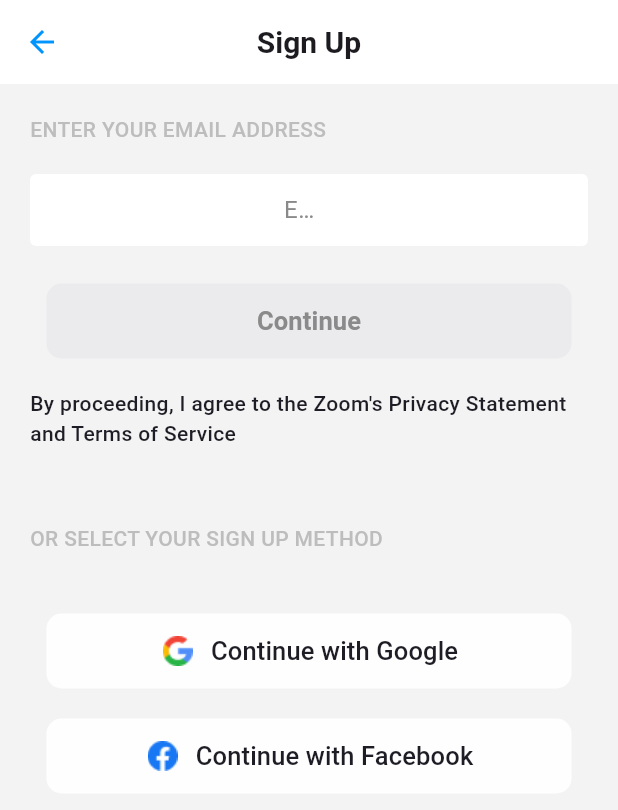
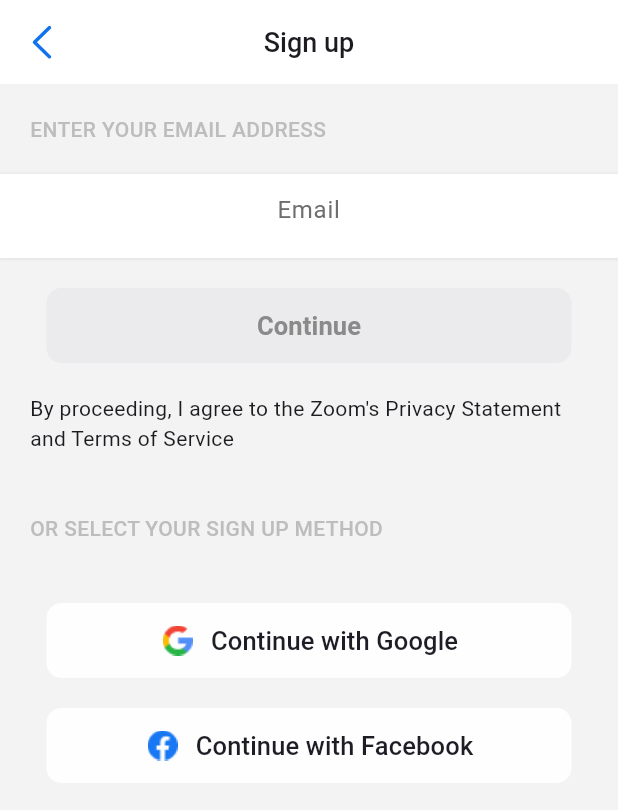
Before and after one commit to czarbasanal/zoom_clone_app, a Flutter app: the screen it shows after launch, after a tap on "Continue", on a phone screen of 412 x 824 dp. Shown: the top 810 px of the screen. Run offline on Flutter 3.47's test engine with Material 3 defaults, Android fonts, the phone set to English and light mode, and no system bars; our stand-ins replace firebase_auth, firebase_core, riverpod; accounts and stored records are empty; network calls fail.

Commit message:
modified sign up UI

```diff
--- /dev/null
+++ b/lib/auth_service.dart
@@ -0,0 +1,74 @@
+import 'package:firebase_auth/firebase_auth.dart';
+
+class AuthService {
+  final FirebaseAuth _firebaseAuth = FirebaseAuth.instance;
+
+  // Function to handle user registration with Email and Password
+  Future<UserCredential?> signUpWithEmailPassword(
+      String email, String password) async {
+    try {
+      final UserCredential userCredential =
+          await _firebaseAuth.createUserWithEmailAndPassword(
+        email: email,
+        password: password,
+      );
+      return userCredential;
+    } on FirebaseAuthException catch (e) {
+      if (e.code == 'weak-password') {
+        print('The password is too weak.');
+      } else if (e.code == 'email-already-in-use') {
+        print('An account already exists for that email.');
+      }
+      return null;
+    } catch (e) {
+      // Handle other errors
+      print(e);
+      return null;
+    }
+  }
+
+  // Function to handle user sign-in with Email and Password
+  Future<UserCredential?> signInWithEmailPassword(
+      String email, String password) async {
+    try {
+      final UserCredential userCredential =
+          await _firebaseAuth.signInWithEmailAndPassword(
+        email: email,
+        password: password,
+      );
+      return userCredential;
+    } on FirebaseAuthException catch (e) {
+      // Handle Firebase authentication errors here
+      if (e.code == 'user-not-found') {
+        print('No user found for that email.');
+      } else if (e.code == 'wrong-password') {
+        print('Wrong password provided for that user.');
+      }
+      return null;
+    } catch (e) {
+      // Handle other errors
+      print(e);
+      return null;
+    }
+  }
+
+  // Function to handle user sign-out
+  Future<void> signOut() async {
+    await _firebaseAuth.signOut();
+  }
+
+  // Function to get the current user
+  User? getCurrentUser() {
+    return _firebaseAuth.currentUser;
+  }
+
+  // Function to check if user is signed in
+  bool isSignedIn() {
+    final currentUser = _firebaseAuth.currentUser;
+    return currentUser != null;
+  }
+
+  // - Password reset
+  // - Email verification
+  // - OAuth with Google, Facebook, etc.
+}
--- /dev/null
+++ b/lib/auth_service_provider.dart
@@ -0,0 +1,6 @@
+import 'package:riverpod/riverpod.dart';
+import 'package:zoom/auth_service.dart';
+
+final authServiceProvider = Provider<AuthService>((ref) {
+  return AuthService();
+});
--- a/lib/main.dart
+++ b/lib/main.dart
@@ -8,6 +8,7 @@
 import 'firebase_options.dart';
 
 Future<void> main() async {
+  WidgetsFlutterBinding.ensureInitialized();
   await Firebase.initializeApp(
     options: DefaultFirebaseOptions.currentPlatform,
   );
--- a/lib/screens/sign_up_screen.dart
+++ b/lib/screens/sign_up_screen.dart
@@ -1,12 +1,43 @@
+import 'package:flutter/cupertino.dart';
 import 'package:flutter/material.dart';
 import 'package:zoom/utils/colors.dart';
 import 'package:zoom/widgets/apple_button.dart';
 import 'package:zoom/widgets/facebook_button.dart';
 import 'package:zoom/widgets/final_sign_up.dart';
 import 'package:zoom/widgets/google_button.dart';
+import 'package:zoom/auth_service.dart';
 
-class SignUpScreen extends StatelessWidget {
+class SignUpScreen extends StatefulWidget {
   const SignUpScreen({Key? key}) : super(key: key);
+
+  @override
+  _SignUpScreenState createState() => _SignUpScreenState();
+}
+
+class _SignUpScreenState extends State<SignUpScreen> {
+  final TextEditingController emailController = TextEditingController();
+  final TextEditingController passwordController = TextEditingController();
+
+  @override
+  void dispose() {
+    emailController.dispose();
+    passwordController.dispose();
+    super.dispose();
+  }
+
+  Future<void> _signUpWithEmailAndPassword() async {
+    final authService = AuthService();
+    final userCredential = await authService.signUpWithEmailPassword(
+      emailController.text,
+      passwordController.text,
+    );
+
+    if (userCredential != null) {
+      Navigator.of(context).pushReplacementNamed('/');
+    } else {
+      // TODO: Handle errors (ideally, in a user-friendly way such as showing an alert dialog)
+    }
+  }
 
   @override
   Widget build(BuildContext context) {
@@ -19,30 +50,29 @@
       ),
       child: Scaffold(
         appBar: AppBar(
-          automaticallyImplyLeading: false,
-          title: const Text('Sign Up',
-              style: TextStyle(fontSize: 20, fontWeight: FontWeight.bold)),
+          title: const Text('Sign up',
+              style: TextStyle(fontSize: 18, fontWeight: FontWeight.w500)),
           centerTitle: true,
           leading: IconButton(
               icon: const Icon(
-              Icons.arrow_back,
-              color: Color(0xFF0094FF),
+                CupertinoIcons.chevron_left,
+                size: 30,
               ),
+              color: const Color(0xFF1072ED),
               onPressed: () {
                 Navigator.of(context).pop();
-            },
-          ),
+              }),
         ),
         body: SingleChildScrollView(
           child: Center(
-            child: Padding(
-              padding: const EdgeInsets.symmetric(horizontal: 20.0),
             child: Column(
               mainAxisAlignment: MainAxisAlignment.start,
               crossAxisAlignment: CrossAxisAlignment.start,
               children: [
-                  SizedBox(height: 20),
-                  const Text(
+                const SizedBox(height: 20),
+                const Padding(
+                  padding: EdgeInsets.symmetric(horizontal: 20.0),
+                  child: Text(
                     'ENTER YOUR EMAIL ADDRESS',
                     style: TextStyle(
                       fontSize: 14,
@@ -50,48 +80,55 @@
                       color: Color(0xFFBDBDBD),
                     ),
                   ),
-                  SizedBox(height: 20),
-                  const TextField(
+                ),
+                const SizedBox(height: 20),
+                Container(
+                  height: 56,
+                  decoration: BoxDecoration(
+                    color: Colors.white,
+                    boxShadow: [
+                      BoxShadow(
+                        color: Colors.grey.withOpacity(0.15),
+                        spreadRadius: 0.75,
+                        blurRadius: 0.5,
+                        offset: const Offset(1, 0.25),
+                      ),
+                    ],
+                  ),
+                  child: const TextField(
+                      textAlign: TextAlign.center,
                       decoration: InputDecoration(
                           hintText: 'Email',
-                      filled: true,
-                      fillColor: Colors.white,
-                      isCollapsed: true,
-                      isDense: true,
-                      enabledBorder: OutlineInputBorder(
-                        borderSide: BorderSide.none,
+                          hintStyle: TextStyle(
+                            fontSize: 16,
+                            fontWeight: FontWeight.normal,
+                            color: Color(0xFF6E6E6E),
                           ),
-                      border: UnderlineInputBorder(borderSide: BorderSide.none),
-                      hintStyle: TextStyle(
-                        color: Color(0xFF8A8A8A),
+                          border: UnderlineInputBorder(
+                              borderSide: BorderSide.none))),
                 ),
-                      contentPadding: EdgeInsets.symmetric(
-                        vertical: 12.0,
-                        horizontal: 165.0,
-                      ),
-                    ),
-                    style: TextStyle(
-                      color: Colors.black,
-                    ),
-                  ),
-                  SizedBox(height: 25),
+                const SizedBox(height: 20),
                 Center(
                   child: FinalSignUp(
                     text: 'Continue',
-                      onPressed: () {},
+                    onPressed: _signUpWithEmailAndPassword,
                   ),
                 ),
-                  SizedBox(height: 20),
-                  const Text(
-                    '''By proceeding, I agree to the Zoom's Privacy Statement and Terms of Service''',
+                const SizedBox(height: 20),
+                const Padding(
+                  padding: EdgeInsets.symmetric(horizontal: 20.0),
+                  child: Text(
+                    'By proceeding, I agree to the Zoom\'s Privacy Statement and Terms of Service',
                     style: TextStyle(
                       fontSize: 14,
-                      fontWeight: FontWeight.w500,
-                      color: Color(0XFF1e1d25),
+                      fontWeight: FontWeight.normal,
                     ),
                   ),
-                  SizedBox(height: 50),
-                  const Text(
+                ),
+                const SizedBox(height: 40),
+                const Padding(
+                  padding: EdgeInsets.symmetric(horizontal: 20.0),
+                  child: Text(
                     'OR SELECT YOUR SIGN UP METHOD',
                     style: TextStyle(
                       fontSize: 14,
@@ -99,18 +136,23 @@
                       color: Color(0xFFBDBDBD),
                     ),
                   ),
-                  SizedBox(height: 40),
+                ),
+                const SizedBox(height: 40),
                 Center(
                   child: GoogleSignIn(
                     text: 'Continue with Google',
-                      onPressed: () {},
+                    onPressed: () {
+                      // TODO: Implement Google sign-in functionality
+                    },
                   ),
                 ),
                 SizedBox(height: 20),
                 Center(
                   child: FacebookSignIn(
                     text: 'Continue with Facebook',
-                      onPressed: () {},
+                    onPressed: () {
+                      // TODO: Implement Facebook sign-in functionality
+                    },
                   ),
                 ),
               ],
@@ -118,7 +160,6 @@
           ),
         ),
       ),
-      ),
     );
   }
 }
--- a/pubspec.yaml
+++ b/pubspec.yaml
@@ -12,6 +12,8 @@
   google_fonts: ^6.2.1
   cupertino_icons: ^1.0.8
   firebase_core: ^2.30.1
+  firebase_auth: ^4.19.4
+  riverpod: ^2.5.1
 
 dev_dependencies:
   flutter_test:
```
Also changed, not shown: lib/sign_up_state.dart (added, +35 -0 lines), pubspec.lock, 3 other files. Lines whose indentation alone changed are shown as unchanged.
